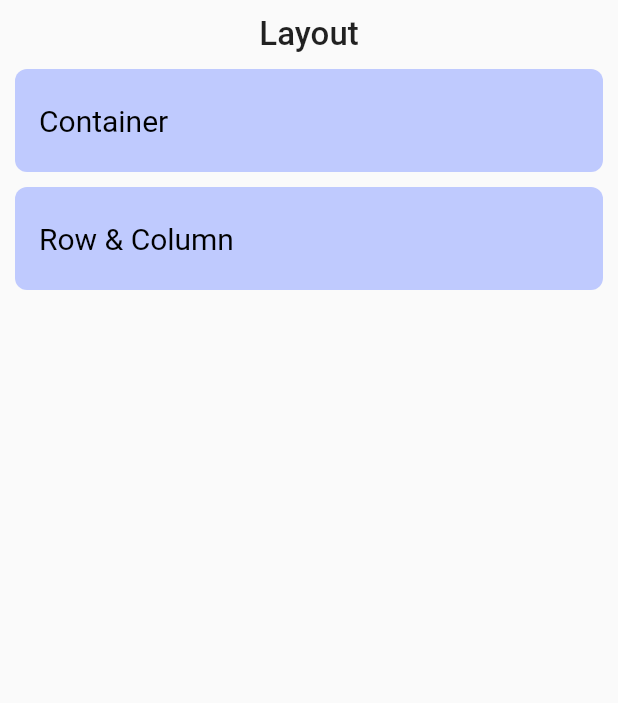
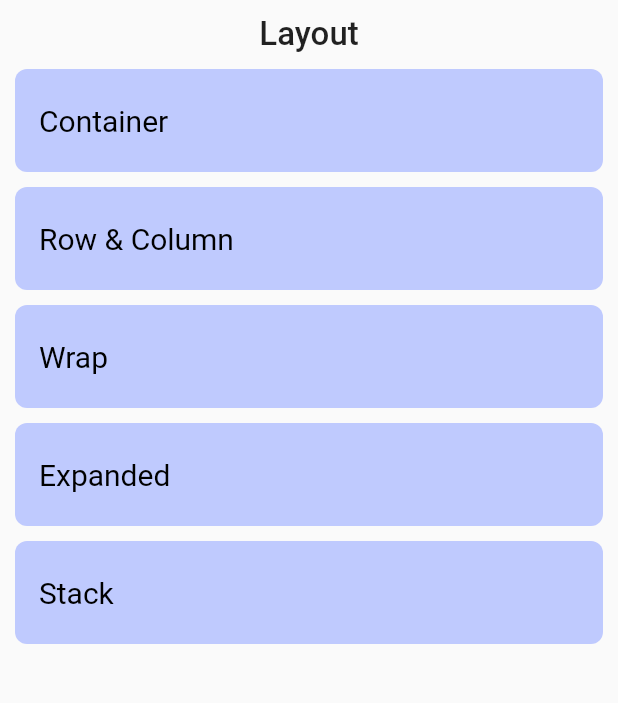
Before and after one commit to moynull15-14141/FlutterTestWdgt_App, a Flutter app: the layouts screen opened directly, on a phone screen of 412 x 824 dp, the part 84-787 px from its top. Run offline on Flutter 3.47's test engine with Material 2 defaults, Android fonts, the phone set to English and light mode, and no system bars; our stand-ins replace google_fonts; Roboto replaces fonts that are missing (Tillana).

Commit message:
add new pages

```diff
--- a/lib/Laouts/Row_Column.dart
+++ b/lib/Laouts/Row_Column.dart
@@ -66,7 +66,9 @@ class _Row_columnState extends State<Row_column> {
                 Expanded(
                     child: Container(
                   child: Center(
-                    child: option == 'Column' ? Clm() : rows(),
+                    child: option == 'Column'
+                        ? Clm()
+                        : rows(), // this line is main part and button condition
                   ),
                 ))
               ],
--- a/lib/Laouts/layoutsLandpage.dart
+++ b/lib/Laouts/layoutsLandpage.dart
@@ -1,7 +1,10 @@
 import 'package:flutter/material.dart';
 import 'package:google_fonts/google_fonts.dart';
+import 'package:tst1/Laouts/Expandeds.dart';
 import 'package:tst1/Laouts/Row_Column.dart';
+import 'package:tst1/Laouts/Wraps.dart';
 import 'package:tst1/Laouts/containar.dart';
+import 'package:tst1/Laouts/stacks.dart';
 
 class layouts extends StatefulWidget {
   const layouts({super.key});
@@ -110,6 +113,108 @@ class _layoutsState extends State<layouts> {
                 ),
               ),
             ),
+            SizedBox(
+              height: 10,
+            ),
+            InkWell(
+              onTap: () {
+                Navigator.push(
+                    context, MaterialPageRoute(builder: (Context) => wraps()));
+              },
+              child: Container(
+                height: MediaQuery.of(context).size.height / 12,
+                width: MediaQuery.of(context).size.width / 1,
+                decoration: BoxDecoration(
+                    color: Color.fromARGB(199, 175, 188, 255),
+                    borderRadius: BorderRadius.circular(8)),
+                child: Column(
+                  mainAxisAlignment: MainAxisAlignment.center,
+                  crossAxisAlignment: CrossAxisAlignment.center,
+                  children: [
+                    SizedBox(
+                      width: 5,
+                    ),
+                    ListTile(
+                      title: Text(
+                        'Wrap',
+                        style: TextStyle(
+                            color: Colors.black,
+                            fontSize: 20,
+                            fontWeight: FontWeight.w400),
+                      ),
+                    ),
+                  ],
+                ),
+              ),
+            ),
+            SizedBox(
+              height: 10,
+            ),
+            InkWell(
+              onTap: () {
+                Navigator.push(context,
+                    MaterialPageRoute(builder: (Context) => expandeds()));
+              },
+              child: Container(
+                height: MediaQuery.of(context).size.height / 12,
+                width: MediaQuery.of(context).size.width / 1,
+                decoration: BoxDecoration(
+                    color: Color.fromARGB(199, 175, 188, 255),
+                    borderRadius: BorderRadius.circular(8)),
+                child: Column(
+                  mainAxisAlignment: MainAxisAlignment.center,
+                  crossAxisAlignment: CrossAxisAlignment.center,
+                  children: [
+                    SizedBox(
+                      width: 5,
+                    ),
+                    ListTile(
+                      title: Text(
+                        'Expanded',
+                        style: TextStyle(
+                            color: Colors.black,
+                            fontSize: 20,
+                            fontWeight: FontWeight.w400),
+                      ),
+                    ),
+                  ],
+                ),
+              ),
+            ),
+            SizedBox(
+              height: 10,
+            ),
+            InkWell(
+              onTap: () {
+                Navigator.push(
+                    context, MaterialPageRoute(builder: (Context) => stacks()));
+              },
+              child: Container(
+                height: MediaQuery.of(context).size.height / 12,
+                width: MediaQuery.of(context).size.width / 1,
+                decoration: BoxDecoration(
+                    color: Color.fromARGB(199, 175, 188, 255),
+                    borderRadius: BorderRadius.circular(8)),
+                child: Column(
+                  mainAxisAlignment: MainAxisAlignment.center,
+                  crossAxisAlignment: CrossAxisAlignment.center,
+                  children: [
+                    SizedBox(
+                      width: 5,
+                    ),
+                    ListTile(
+                      title: Text(
+                        'Stack',
+                        style: TextStyle(
+                            color: Colors.black,
+                            fontSize: 20,
+                            fontWeight: FontWeight.w400),
+                      ),
+                    ),
+                  ],
+                ),
+              ),
+            ),
           ],
         ),
       ),
```
Also changed, not shown: lib/Laouts/Expandeds.dart (added, +65 -0 lines), lib/Laouts/Wraps.dart (added, +69 -0 lines), lib/Laouts/stacks.dart (added, +229 -0 lines).
